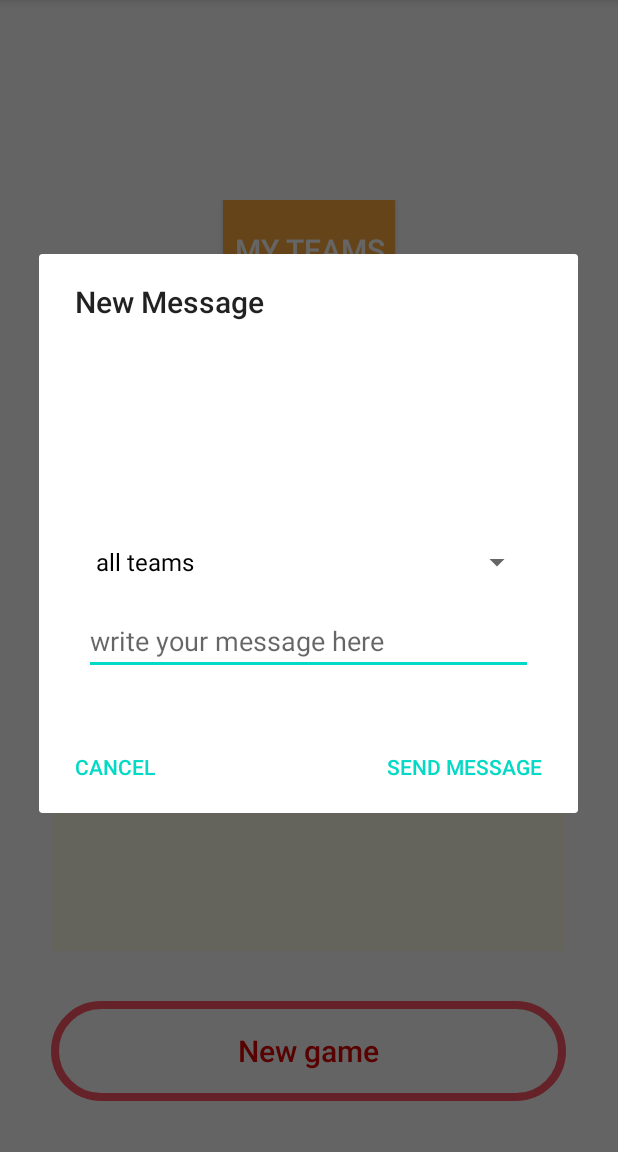
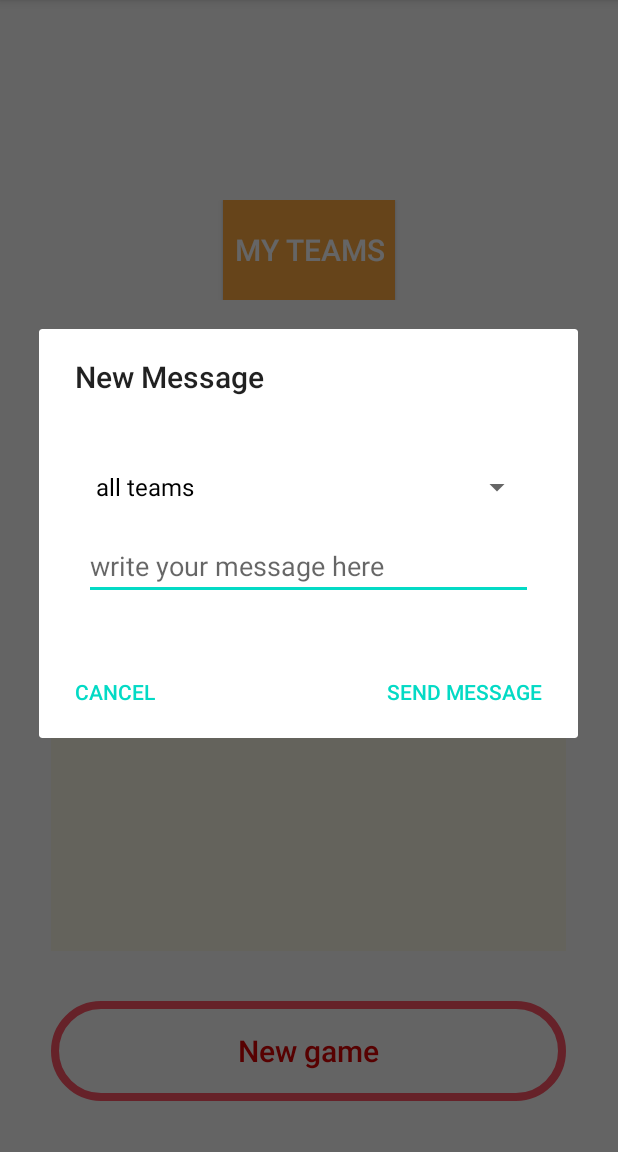
Before and after one commit to nitzansaro/myBETA1, an Android app: the Coachmain screen opened directly, with no data from a screen before it, after a tap on "NEW MESSAGE", on a phone screen of 412 x 824 dp, the part 84-1236 px from its top. Run offline under Robolectric (Android 15) with nearby library versions, the light colour scheme and no system bars; our stand-ins replace Firebase (no records; nobody signed in at launch, a user with empty details on screens opened directly); 2 statements that could not run were skipped.

Commit message:
plus notification!!!

```diff
--- a/app/src/main/res/layout/dialogx.xml
+++ b/app/src/main/res/layout/dialogx.xml
@@ -5,42 +5,11 @@
     android:orientation="vertical"
     android:padding="30dp">
 
-    <LinearLayout
-        android:layout_width="match_parent"
-        android:layout_height="50dp"
-        android:gravity="center_vertical"
-        android:orientation="horizontal">
 
-        <TextView
-            android:id="@+id/game1"
-            android:layout_width="0dp"
-            android:layout_height="match_parent"
-            android:layout_weight="1"
-            android:textColor="#303F9F"
-            android:textSize="15dp" />
-
-    </LinearLayout>
-
-    <LinearLayout
-        android:layout_width="match_parent"
-        android:layout_height="50dp"
-        android:gravity="center_vertical"
-        android:orientation="horizontal">
-
-        <TextView
-            android:id="@+id/game2"
-            android:layout_width="0dp"
-            android:layout_height="match_parent"
-            android:layout_weight="1"
-
-            android:textColor="#1976D2"
-            android:textSize="15dp" />
-
-    </LinearLayout>
     <Spinner
         android:layout_width="match_parent"
         android:layout_height="60dp"
-        android:visibility="invisible"
+
         android:id="@+id/msgspn"
         ></Spinner>
     <EditText
@@ -49,6 +18,6 @@
         android:hint="write your message here"
         android:id="@+id/edmsg"
         android:layout_weight="1"
-        android:visibility="invisible"
+
         ></EditText>
 </LinearLayout>
```
Also changed, not shown: app/src/main/java/com/example/EZteam/MyTeam.java (+5 -6 lines), app/src/main/java/com/example/EZteam/playermain.java (+23 -10 lines), app/src/main/res/layout/info_dialog.xml (added, +30 -0 lines).
